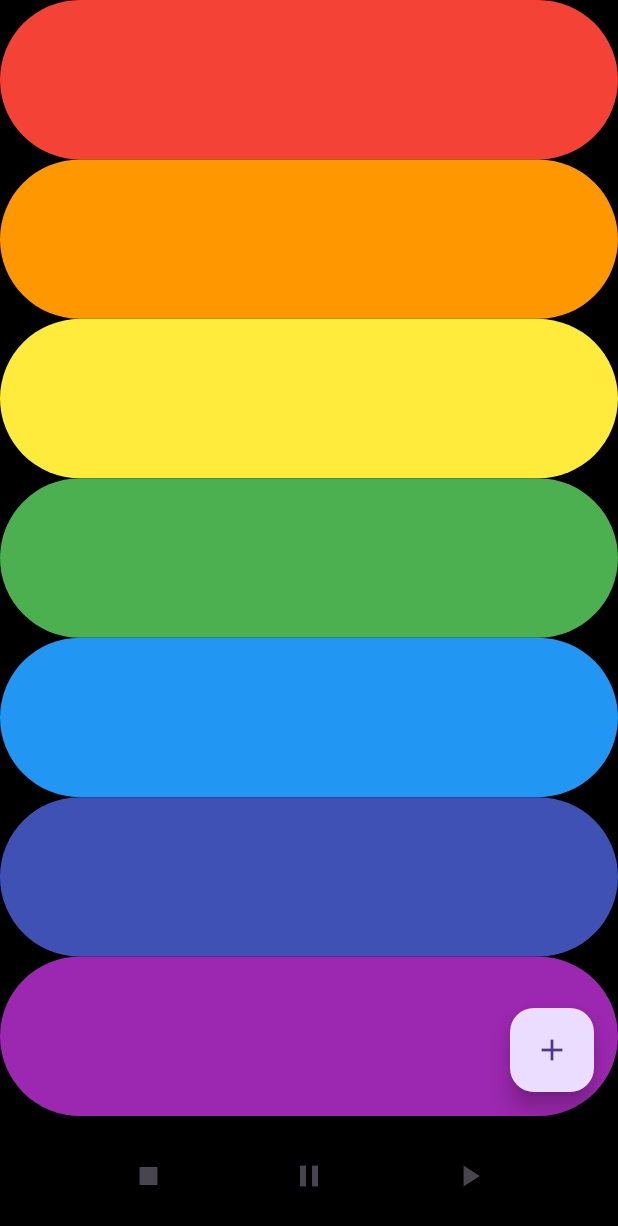
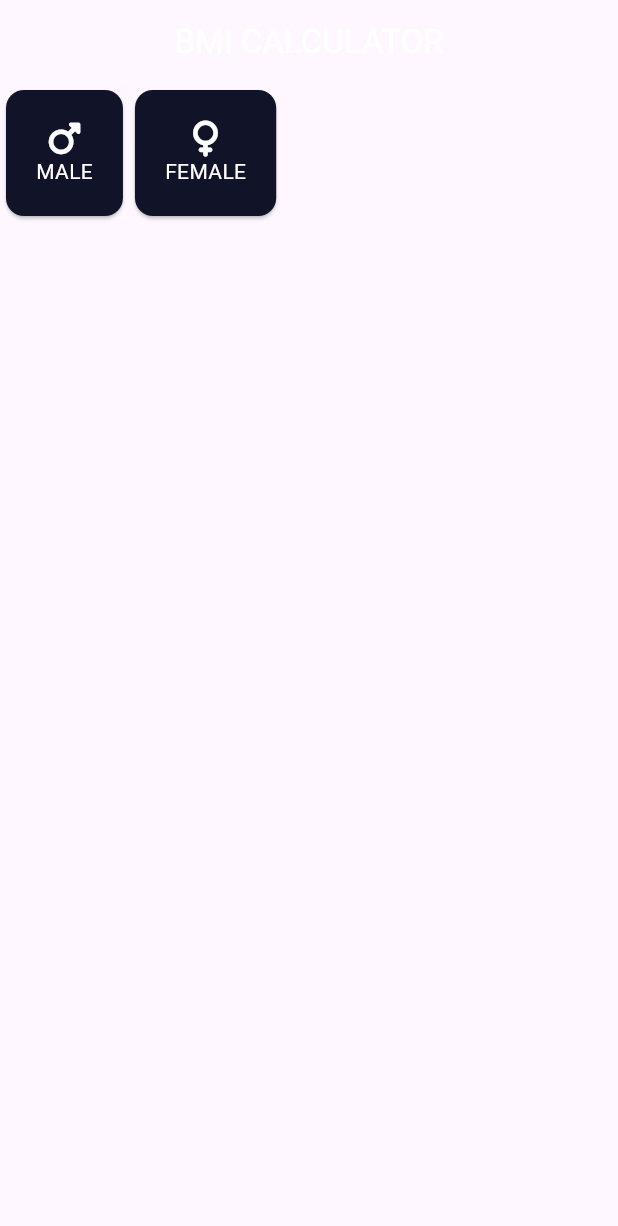
Before and after one commit to NonymousMorlock/flutter_playground, a Flutter app: the screen it shows after launch, on a phone screen of 412 x 824 dp. Shown: the top 1226 px of the screen. Run offline on Flutter 3.47's test engine with Material 3 defaults, Android fonts, the phone set to English and light mode, and no system bars; our stand-ins replace audioplayers, font_awesome_flutter.

Commit message:
Create new stub

```diff
--- a/lib/main.dart
+++ b/lib/main.dart
@@ -1,5 +1,6 @@
 import 'package:audioplayers/audioplayers.dart';
 import 'package:flutter/material.dart';
+import 'package:font_awesome_flutter/font_awesome_flutter.dart';
 
 void main() {
   WidgetsFlutterBinding.ensureInitialized();
@@ -35,95 +36,132 @@ class XylophoneApp extends StatelessWidget {
   @override
   Widget build(BuildContext context) {
     return MaterialApp(
-      home: Scaffold(
-        backgroundColor: Colors.black,
-        body: SafeArea(
-          child: Column(
-            crossAxisAlignment: CrossAxisAlignment.stretch,
-            children: [
-              buildKey(color: Colors.red, noteNumber: 1),
-              buildKey(color: Colors.orange, noteNumber: 2),
-              buildKey(color: Colors.yellow, noteNumber: 3),
-              buildKey(color: Colors.green, noteNumber: 4),
-              buildKey(color: Colors.blue, noteNumber: 5),
-              buildKey(color: Colors.indigo, noteNumber: 6),
-              buildKey(color: Colors.purple, noteNumber: 7),
-            ],
+      home: InputPage(),
+    );
+  }
+}
+
+const bottomContainerHeight = 80.0;
+const activeCardColour = Color(0xFF1D1E33);
+const bottomContainerColour = Color(0xFFEB1555);
+const inactiveCardColour = Color(0xFF111328);
+
+enum Gender {
+  male,
+  female,
+}
+
+class InputPage extends StatefulWidget {
+  const InputPage({super.key});
+
+  @override
+  State<InputPage> createState() => _InputPageState();
+}
+
+class _InputPageState extends State<InputPage> {
+  Gender? selectedGender;
+
+  // Color maleCardColour = inactiveCardColour;
+  // Color femaleCardColour = inactiveCardColour;
+
+  //1 = male, 2 = female
+  // void updateColour(Gender selectedGender) {
+  //   //male card pressed
+  //   if (selectedGender == Gender.male) {
+  //     if (maleCardColour == inactiveCardColour) {
+  //       maleCardColour = activeCardColour;
+  //       femaleCardColour = inactiveCardColour;
+  //     } else {
+  //       maleCardColour = inactiveCardColour;
+  //     }
+  //   }
+  //   // female card pressed
+  //   if (selectedGender == Gender.female) {
+  //     if (femaleCardColour == inactiveCardColour) {
+  //       femaleCardColour = activeCardColour;
+  //       maleCardColour = inactiveCardColour;
+  //     } else {
+  //       femaleCardColour = inactiveCardColour;
+  //     }
+  //   }
+  // }
+
+  @override
+  Widget build(BuildContext context) {
+    return Scaffold(
+      appBar: AppBar(
+        title: const Center(
+          child: Text(
+            'BMI CALCULATOR',
+            style: TextStyle(color: Colors.white),
           ),
         ),
-        bottomNavigationBar: IBottomNavBar(),
-        floatingActionButton: FloatingActionButton(
-          onPressed: () async {
-            NavBarNotifier.instance.toggle();
-          },
-          child: Icon(Icons.add),
-        )
+      ),
+      body: Row(
+        children: [
+          GestureDetector(
+            onTap: () {
+              setState(() {
+                selectedGender = Gender.male;
+              });
+            },
+            child: ReusableCard(
+              colour: selectedGender == Gender.male
+                  ? activeCardColour
+                  : inactiveCardColour, //maleCardColour,
+              cardChild: Container(
+                padding: EdgeInsets.all(20),
+                child: Column(
+                  mainAxisSize: MainAxisSize.min,
+                  mainAxisAlignment: MainAxisAlignment.center,
+                  children: [
+                    Icon(FontAwesomeIcons.mars, color: Colors.white),
+                    Text('MALE', style: TextStyle(color: Colors.white)),
+                  ],
+                ),
+              ),
+            ),
+          ),
+          GestureDetector(
+            onTap: () {
+              setState(() {
+                selectedGender = Gender.female;
+              });
+            },
+            child: ReusableCard(
+              colour: selectedGender == Gender.female
+                  ? activeCardColour
+                  : inactiveCardColour,
+              cardChild: Container(
+                padding: EdgeInsets.all(20),
+                child: Column(
+                  mainAxisSize: MainAxisSize.min,
+                  mainAxisAlignment: MainAxisAlignment.center,
+                  children: [
+                    Icon(FontAwesomeIcons.venus, color: Colors.white),
+                    Text('FEMALE', style: TextStyle(color: Colors.white)),
+                  ],
+                ),
+              ),
+            ),
+          ),
+        ],
       ),
     );
   }
 }
 
-class NavBarNotifier {
-  NavBarNotifier._internal();
+class ReusableCard extends StatelessWidget {
+  const ReusableCard({required this.colour, super.key, this.cardChild});
 
-  static final NavBarNotifier instance = NavBarNotifier._internal();
-
-  final ValueNotifier<bool> _showNavBar = ValueNotifier<bool>(true);
-
-  ValueNotifier<bool> get showNavBar => _showNavBar;
-
-  void hide() {
-    if (_showNavBar.value) {
-      _showNavBar.value = false;
-    }
-  }
-
-  void show() {
-    if (!_showNavBar.value) {
-      _showNavBar.value = true;
-    }
-  }
-
-  void toggle() {
-    _showNavBar.value = !_showNavBar.value;
-  }
-}
-
-class IBottomNavBar extends StatelessWidget {
-  const IBottomNavBar({super.key});
+  final Color colour;
+  final Widget? cardChild;
 
   @override
   Widget build(BuildContext context) {
-    return ValueListenableBuilder(
-      valueListenable: NavBarNotifier.instance.showNavBar,
-      builder: (_, showNav, __) {
-        if (showNav) {
-          return BottomAppBar(
-            color: Colors.black,
-            child: Row(
-              mainAxisAlignment: MainAxisAlignment.spaceEvenly,
-              children: [
-                IconButton(
-                  onPressed: () async {
-                  },
-                  icon: Icon(Icons.stop),
-                ),
-                IconButton(
-                  onPressed: () async {
-                  },
-                  icon: Icon(Icons.pause),
-                ),
-                IconButton(
-                  onPressed: () async {
-                  },
-                  icon: Icon(Icons.play_arrow),
-                ),
-              ],
-            ),
-          );
-        }
-        return SizedBox.shrink();
-      },
+    return Card(
+      color: colour,
+      child: cardChild,
     );
   }
 }
```
